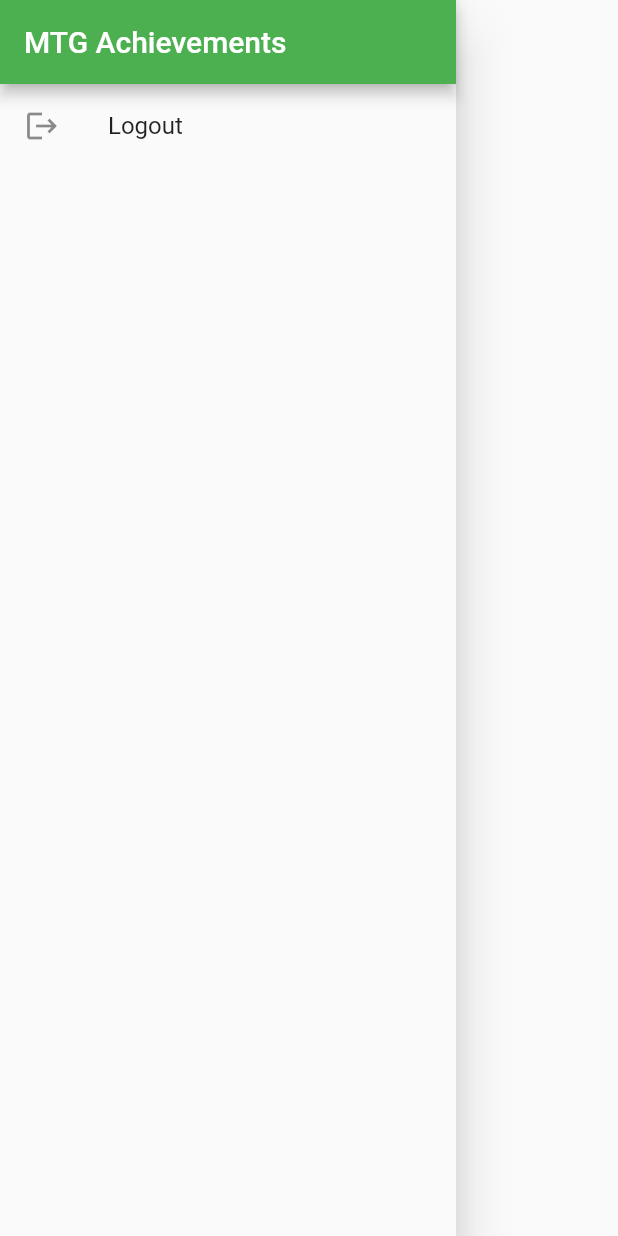
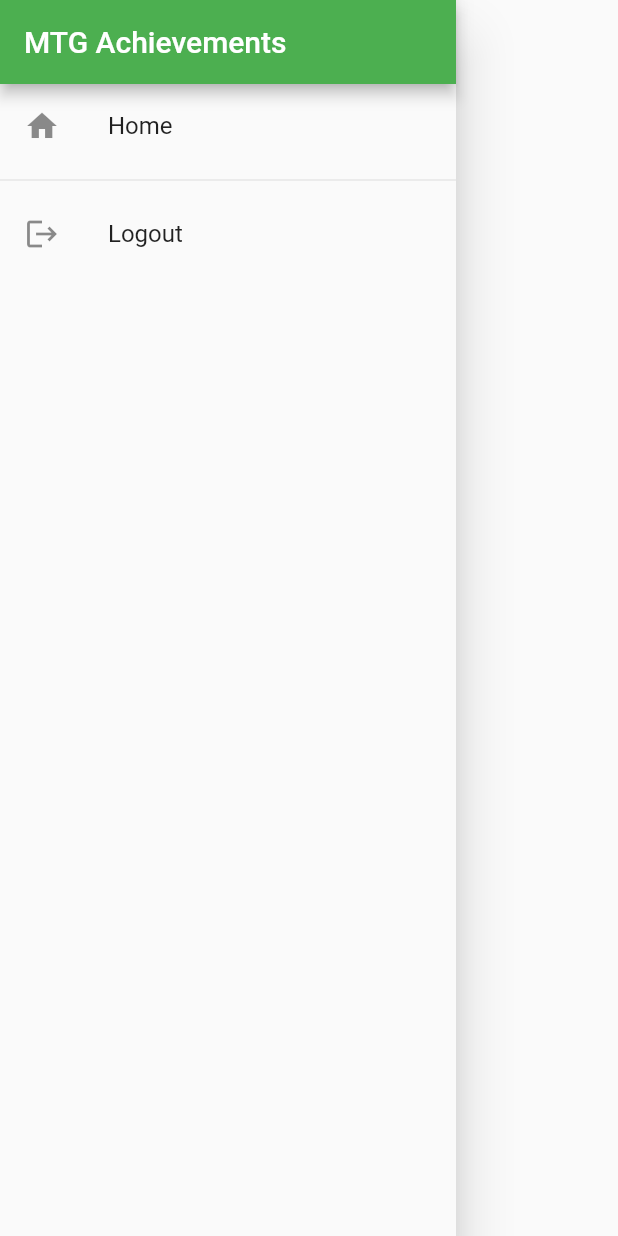
Before and after one commit to birkoss/mtg-achievements-app, a Flutter app: the MainDrawer widget shown alone on an empty page, opened directly, on a phone screen of 412 x 824 dp. Run offline on Flutter 3.47's test engine with Material 2 defaults, Android fonts, the phone set to English and light mode, and no system bars; our stand-ins replace shared_preferences; accounts and stored records are empty; network calls fail.

```diff
--- a/lib/providers/playgroup.dart
+++ b/lib/providers/playgroup.dart
@@ -9,10 +9,21 @@ import '../models/player.dart';
 import '../models/playgroup.dart';
 
 class PlaygroupProvider with ChangeNotifier {
-  final String id;
-  final String userToken;
+  // final String id;
+  // final String userToken;
 
-  PlaygroupProvider(this.userToken, this.id);
+  // PlaygroupProvider(this.userToken, this.id);
+  String id;
+  String userToken;
+
+  PlaygroupProvider(String ut, String i) {
+    print("PlaygroupProvider()");
+    userToken = ut;
+    id = i;
+    if (userToken != null) {
+      fetch();
+    }
+  }
 
   List<Achievement> _achievements = [];
   List<Playgroup> _playgroups = [];
@@ -59,7 +70,7 @@ class PlaygroupProvider with ChangeNotifier {
   }
 
   Future<void> fetch() async {
-    print("playgroup provider . fetch()");
+    print("PlaygroupProvider.fetch()");
     final url = Uri.http('localhost:8000', 'v1/playgroup/$id/players');
 
     try {
--- a/lib/widgets/main_drawer.dart
+++ b/lib/widgets/main_drawer.dart
@@ -1,6 +1,9 @@
-import 'package:app/providers/user.dart';
 import 'package:flutter/material.dart';
 import 'package:provider/provider.dart';
+
+import '../screens/home.dart';
+
+import '../providers/user.dart';
 
 class MainDrawer extends StatelessWidget {
   @override
@@ -13,8 +16,16 @@ class MainDrawer extends StatelessWidget {
             automaticallyImplyLeading: false,
           ),
           ListTile(
-            leading: Icon(Icons.logout),
-            title: Text('Logout'),
+            leading: const Icon(Icons.home),
+            title: const Text('Home'),
+            onTap: () {
+              Navigator.of(context).pushReplacementNamed(HomeScreen.routeName);
+            },
+          ),
+          Divider(),
+          ListTile(
+            leading: const Icon(Icons.logout),
+            title: const Text('Logout'),
             onTap: () {
               Provider.of<UserProvider>(context, listen: false).logout();
             },
```
Also changed, not shown: lib/providers/user.dart (+8 -1 lines), lib/screens/home.dart (+24 -0 lines).
